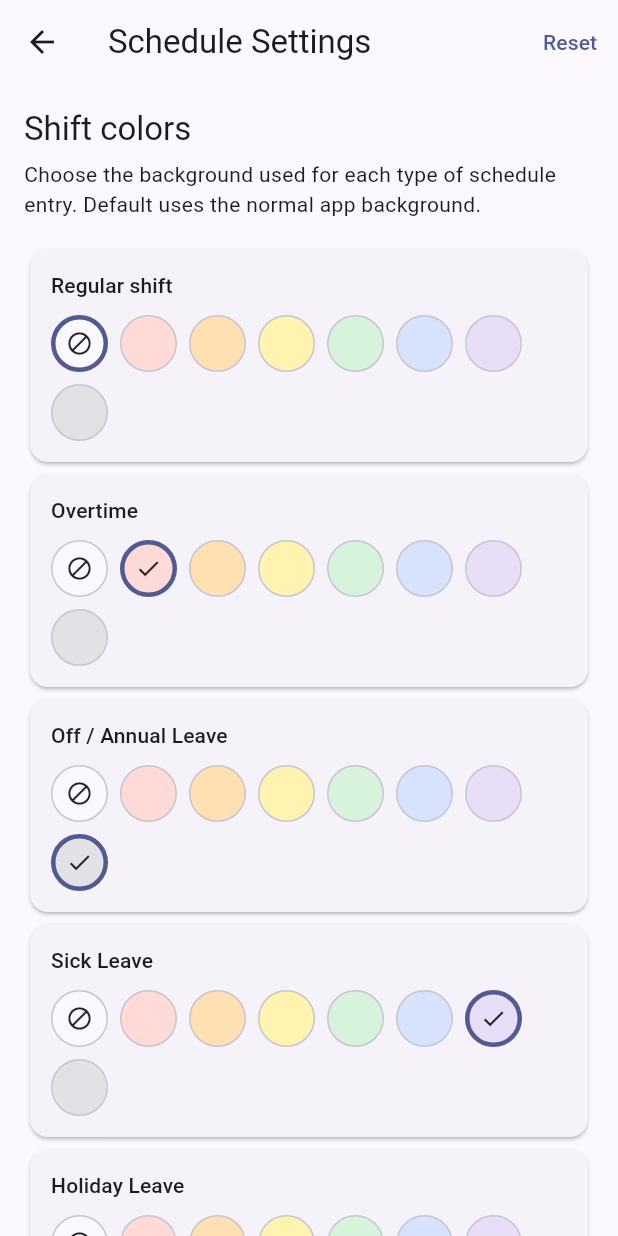
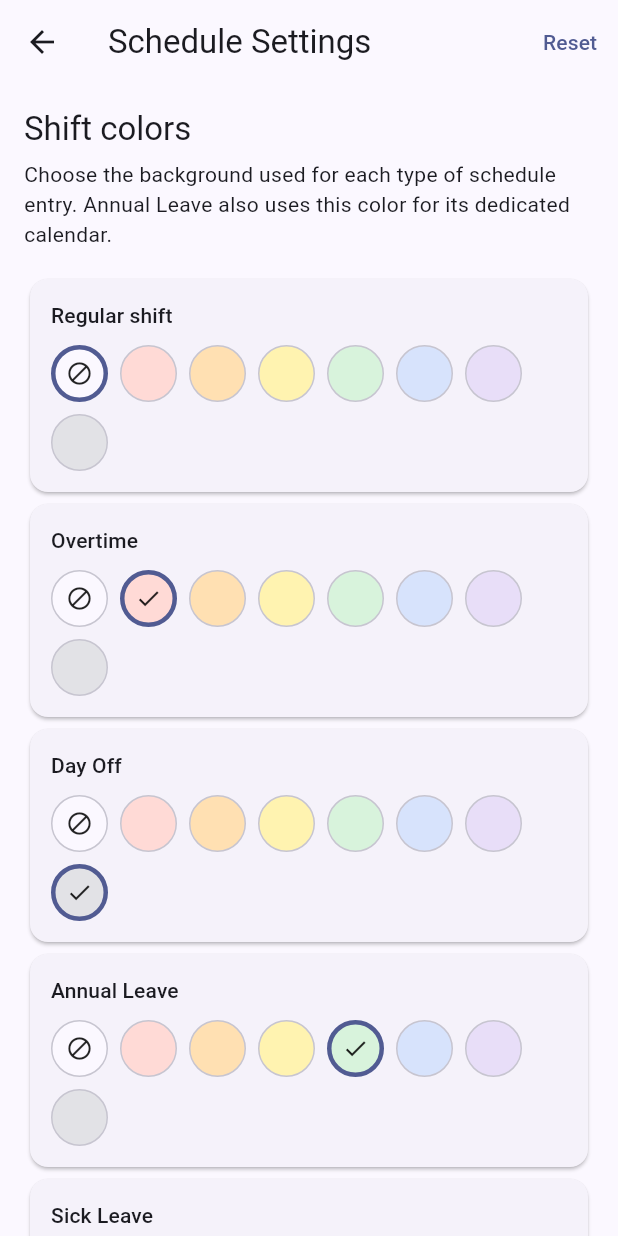
Before and after one commit to ryantowns-blip/Schedule, a Flutter app: the screen it shows after launch, after a tap on the "settings" icon, on a phone screen of 412 x 824 dp. Run offline on Flutter 3.47's test engine with Material 3 defaults, Android fonts, the phone set to English and light mode, and no system bars; our stand-ins replace shared_preferences, webview_flutter; missing offline and left inert: device_calendar_plus.

Commit message:
Add annual leave calendar color setting

```diff
--- a/lib/screens/settings_page.dart
+++ b/lib/screens/settings_page.dart
@@ -54,6 +54,9 @@ class _SettingsPageState extends State<SettingsPage> {
         case _ColorTarget.off:
           _settings = _settings.copyWith(offColor: color, clearOff: color == null);
           break;
+        case _ColorTarget.annualLeave:
+          _settings = _settings.copyWith(annualLeaveColor: color, clearAnnualLeave: color == null);
+          break;
         case _ColorTarget.sick:
           _settings = _settings.copyWith(sickColor: color, clearSick: color == null);
           break;
@@ -72,6 +75,8 @@ class _SettingsPageState extends State<SettingsPage> {
         return _settings.overtimeColor;
       case _ColorTarget.off:
         return _settings.offColor;
+      case _ColorTarget.annualLeave:
+        return _settings.annualLeaveColor;
       case _ColorTarget.sick:
         return _settings.sickColor;
       case _ColorTarget.holiday:
@@ -84,35 +89,30 @@ class _SettingsPageState extends State<SettingsPage> {
     return Scaffold(
       appBar: AppBar(
         title: const Text('Schedule Settings'),
-        actions: [
-          TextButton(onPressed: _reset, child: const Text('Reset')),
-        ],
+        actions: [TextButton(onPressed: _reset, child: const Text('Reset'))],
       ),
       body: ListView(
         padding: const EdgeInsets.all(16),
         children: [
           Text('Shift colors', style: Theme.of(context).textTheme.titleLarge),
           const SizedBox(height: 6),
-          const Text('Choose the background used for each type of schedule entry. Default uses the normal app background.'),
+          const Text('Choose the background used for each type of schedule entry. Annual Leave also uses this color for its dedicated calendar.'),
           const SizedBox(height: 16),
           _ColorRow(label: 'Regular shift', value: _valueFor(_ColorTarget.regular), palette: _palette, onChanged: (c) => _setColor(_ColorTarget.regular, c)),
           _ColorRow(label: 'Overtime', value: _valueFor(_ColorTarget.overtime), palette: _palette, onChanged: (c) => _setColor(_ColorTarget.overtime, c)),
-          _ColorRow(label: 'Off / Annual Leave', value: _valueFor(_ColorTarget.off), palette: _palette, onChanged: (c) => _setColor(_ColorTarget.off, c)),
+          _ColorRow(label: 'Day Off', value: _valueFor(_ColorTarget.off), palette: _palette, onChanged: (c) => _setColor(_ColorTarget.off, c)),
+          _ColorRow(label: 'Annual Leave', value: _valueFor(_ColorTarget.annualLeave), palette: _palette, onChanged: (c) => _setColor(_ColorTarget.annualLeave, c)),
           _ColorRow(label: 'Sick Leave', value: _valueFor(_ColorTarget.sick), palette: _palette, onChanged: (c) => _setColor(_ColorTarget.sick, c)),
           _ColorRow(label: 'Holiday Leave', value: _valueFor(_ColorTarget.holiday), palette: _palette, onChanged: (c) => _setColor(_ColorTarget.holiday, c)),
           const SizedBox(height: 24),
-          FilledButton.icon(
-            onPressed: _saveAndClose,
-            icon: const Icon(Icons.save_outlined),
-            label: const Text('Save Settings'),
-          ),
+          FilledButton.icon(onPressed: _saveAndClose, icon: const Icon(Icons.save_outlined), label: const Text('Save Settings')),
         ],
       ),
     );
   }
 }
 
-enum _ColorTarget { regular, overtime, off, sick, holiday }
+enum _ColorTarget { regular, overtime, off, annualLeave, sick, holiday }
 
 class _ColorRow extends StatelessWidget {
   const _ColorRow({required this.label, required this.value, required this.palette, required this.onChanged});
@@ -149,9 +149,7 @@ class _ColorRow extends StatelessWidget {
                         shape: BoxShape.circle,
                         color: color ?? Theme.of(context).colorScheme.surface,
                         border: Border.all(
-                          color: _same(value, color)
-                              ? Theme.of(context).colorScheme.primary
-                              : Theme.of(context).colorScheme.outlineVariant,
+                          color: _same(value, color) ? Theme.of(context).colorScheme.primary : Theme.of(context).colorScheme.outlineVariant,
                           width: _same(value, color) ? 3 : 1,
                         ),
                       ),
```
